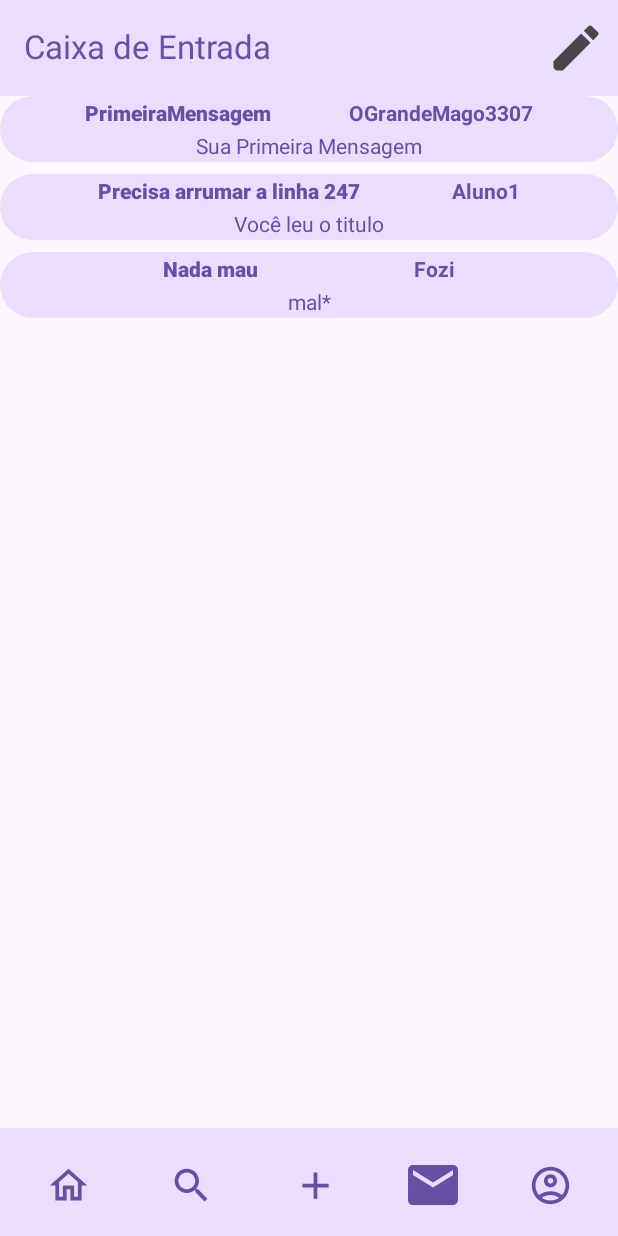
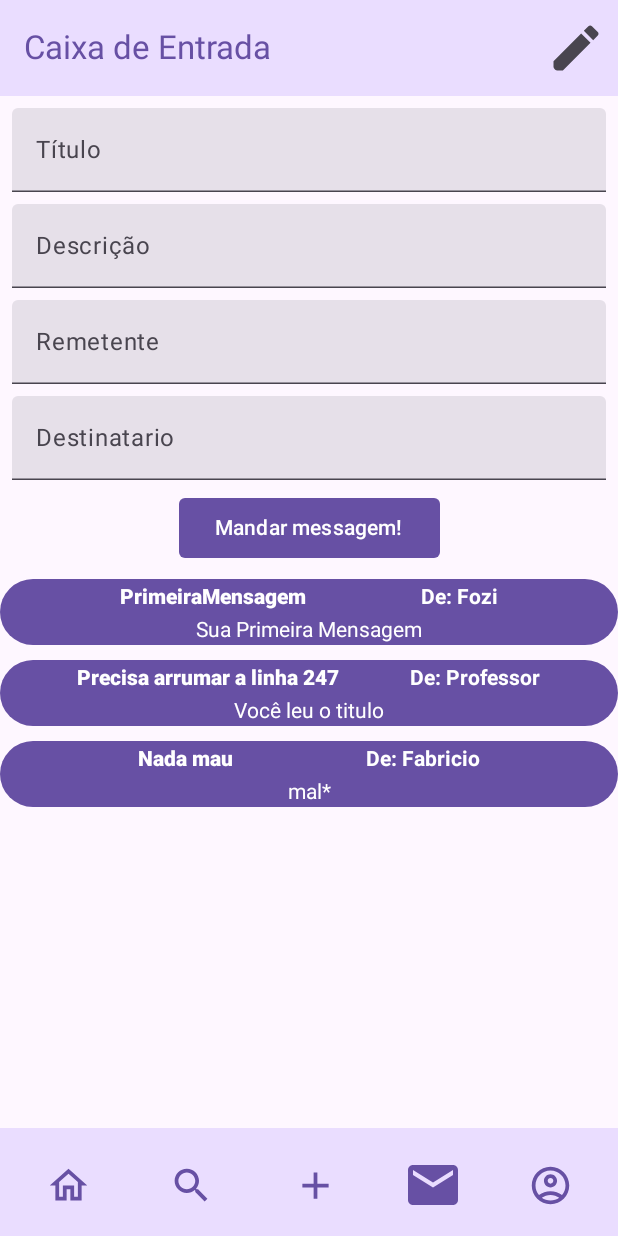
Before and after one commit to PPelegrii/2025Dev.AM-ProjetoB, an Android app built with Jetpack Compose: the MessagesScreen screen opened through its navigation route, on a phone screen of 412 x 824 dp. Run offline under Robolectric (Android 15) with nearby library versions, the phone set to English and light mode, and no system bars.

Commit message:
parte1 da att final

```diff
--- a/app/src/main/java/com/example/pinlikest/Mensagem.kt
+++ b/app/src/main/java/com/example/pinlikest/Mensagem.kt
@@ -3,14 +3,20 @@ package com.example.pinlikest
 data class Mensagem(
     val mensagemTitulo: String,
     val mensagemDescricao: String,
-    val mensagemCriador: String,
-    val mensagemRemetente: String
+    val mensagemRemetente: String,
+    val mensagemDestinatario: String
 )
 
 object MensagensDatabase {
-    val mensagensData = listOf(
+    val mensagensData = mutableListOf<Mensagem>(
         Mensagem("PrimeiraMensagem","Sua Primeira Mensagem", "Fozi", "OGrandeMago3307"),
         Mensagem("Precisa arrumar a linha 247","Você leu o titulo", "Professor", "Aluno1"),
         Mensagem("Nada mau","mal*", "Fabricio", "Fozi"),
     )
+
+    fun getMensagens(): List<Mensagem> = mensagensData
+
+    fun addMensagem(mensagem: Mensagem) {
+        mensagensData.add(mensagem)
+    }
 }
--- a/app/src/main/java/com/example/pinlikest/MensagensActivity.kt
+++ b/app/src/main/java/com/example/pinlikest/MensagensActivity.kt
@@ -1,5 +1,6 @@
 package com.example.pinlikest
 
+import android.annotation.SuppressLint
 import android.graphics.Paint.Style
 import android.util.Log
 import android.widget.Space
@@ -35,6 +36,7 @@ import androidx.compose.material.icons.outlined.Add
 import androidx.compose.material.icons.outlined.Home
 import androidx.compose.material.icons.outlined.Search
 import androidx.compose.material3.BottomAppBar
+import androidx.compose.material3.Button
 import androidx.compose.material3.Card
 import androidx.compose.material3.CardDefaults
 import androidx.compose.material3.ExperimentalMaterial3Api
@@ -43,11 +45,16 @@ import androidx.compose.material3.IconButton
 import androidx.compose.material3.MaterialTheme
 import androidx.compose.material3.Scaffold
 import androidx.compose.material3.ShapeDefaults
+import androidx.compose.material3.Surface
 import androidx.compose.material3.Text
+import androidx.compose.material3.TextField
 import androidx.compose.material3.TopAppBar
 import androidx.compose.material3.TopAppBarDefaults.topAppBarColors
 import androidx.compose.runtime.Composable
+import androidx.compose.runtime.getValue
+import androidx.compose.runtime.mutableStateOf
 import androidx.compose.runtime.remember
+import androidx.compose.runtime.setValue
 import androidx.compose.ui.Alignment
 import androidx.compose.ui.Modifier
 import androidx.compose.ui.graphics.Brush
@@ -64,7 +71,7 @@ fun MessagesScreen(
     toHome:() -> Unit,
     toProfile:() -> Unit
 ) {
-    val mensagens = remember { MensagensDatabase.mensagensData }
+    val mensagens = MensagensDatabase.mensagensData
 
     Scaffold(
         topBar = {
@@ -165,9 +172,13 @@ fun MessagesScreen(
                         verticalAlignment = Alignment.CenterVertically
                     ) {
                         Column(
-                            Modifier.weight(1f),
                             verticalArrangement = Arrangement.Center,
                         ) {
+                            SendMessage(
+                                addMessage = { newMessage ->
+                                    MensagensDatabase.mensagensData.add(newMessage)
+                                }
+                            )
                             mensagens.forEach { mensagem ->
                                 MensagemTemplate(mensagem)
                             }
@@ -178,16 +189,88 @@ fun MessagesScreen(
         }
     )
 }
+@SuppressLint("UnusedMaterial3ScaffoldPaddingParameter")
+@Composable
+fun SendMessage(addMessage:(Mensagem) -> Unit) {
 
+    var messageTitulo by remember { mutableStateOf("") }
+    var messageDescricao by remember { mutableStateOf("") }
+    var messageRemetente by remember { mutableStateOf("") }
+    var messageDestinatario by remember { mutableStateOf("") }
+
+    Surface(
+        modifier = Modifier.padding(8.dp)
+    ) {
+        Row(
+            modifier = Modifier.fillMaxWidth(),
+            horizontalArrangement = Arrangement.SpaceAround,
+            verticalAlignment = Alignment.CenterVertically
+        ) {
+            Column(
+                modifier = Modifier.fillMaxWidth(),
+                verticalArrangement = Arrangement.spacedBy(8.dp)
+            ) {
+                TextField(
+                    value = messageTitulo,
+                    onValueChange = { messageTitulo = it },
+                    placeholder = { Text("Título") },
+                    modifier = Modifier.fillMaxWidth(),
+                )
+                TextField(
+                    value = messageDescricao,
+                    onValueChange = { messageDescricao = it },
+                    placeholder = { Text("Descrição") },
+                    modifier = Modifier.fillMaxWidth(),
+                )
+                TextField(
+                    value = messageRemetente,
+                    onValueChange = { messageRemetente = it },
+                    placeholder = { Text("Remetente") },
+                    modifier = Modifier.fillMaxWidth(),
+                )
+                TextField(
+                    value = messageDestinatario,
+                    onValueChange = { messageDestinatario = it },
+                    placeholder = { Text("Destinatario") },
+                    modifier = Modifier.fillMaxWidth(),
+                )
+                Button(
+                    modifier = Modifier.align(Alignment.CenterHorizontally),
+                    shape = ShapeDefaults.ExtraSmall,
+                    onClick = {
+                        if (messageTitulo.isNotBlank() && messageDestinatario.isNotBlank()) {
+                            addMessage(
+                                Mensagem(
+                                    mensagemTitulo = messageTitulo,
+                                    mensagemDescricao = messageDescricao,
+                                    mensagemRemetente = messageRemetente,
+                                    mensagemDestinatario = messageDestinatario
+                                )
+                            )
+
+                            // limpa os campos
+                            messageTitulo = ""
+                            messageDescricao = ""
+                            messageRemetente = ""
+                            messageDestinatario = ""
+                        }
+                        Log.d("botaoAPP", "mensagem-add")
+
+                    }
+                ) { Text("Mandar messagem!") }
+            }
+        }
+    }
+}
 @Composable
 fun MensagemTemplate(mensagem: Mensagem) {
     Card(
         colors = CardDefaults.cardColors(
-            containerColor = MaterialTheme.colorScheme.primaryContainer,
-            contentColor = MaterialTheme.colorScheme.primary
+            containerColor = MaterialTheme.colorScheme.primary,
         ),
         shape = ShapeDefaults.ExtraLarge,
         modifier = Modifier
+            .padding(top = 2.dp)
             .fillMaxWidth()
             .clickable {
                 Log.d("usuarioGetMensagem", "usuarioClicouMensagem")
@@ -212,7 +295,7 @@ fun MensagemTemplate(mensagem: Mensagem) {
                     fontWeight = FontWeight.ExtraBold
                 )
                 Text(
-                    text = mensagem.mensagemRemetente,
+                    text = "De: " + mensagem.mensagemRemetente,
                     fontWeight = FontWeight.Bold
                 )
             }
--- a/app/src/main/java/com/example/pinlikest/Pin.kt
+++ b/app/src/main/java/com/example/pinlikest/Pin.kt
@@ -9,7 +9,7 @@ data class Pin(
 )
 
 object PinsDatabase {
-    val pinsData = listOf(
+    val pinsData = mutableListOf(
         Pin(R.drawable.pin1, "eu", "OgrandeMago13", "", false),
         Pin(R.drawable.pin2, "não", "OgrandeMago3309", "", false),
         Pin(R.drawable.pin3, "acredito", "OgrandeMago1", "", false),
```
